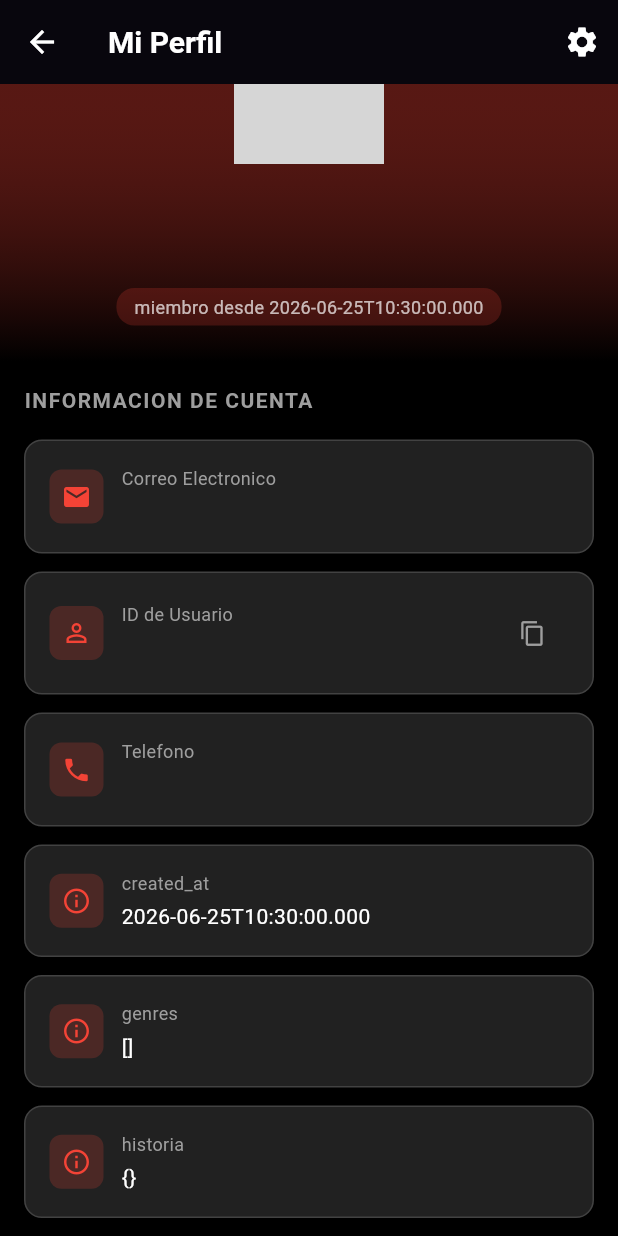
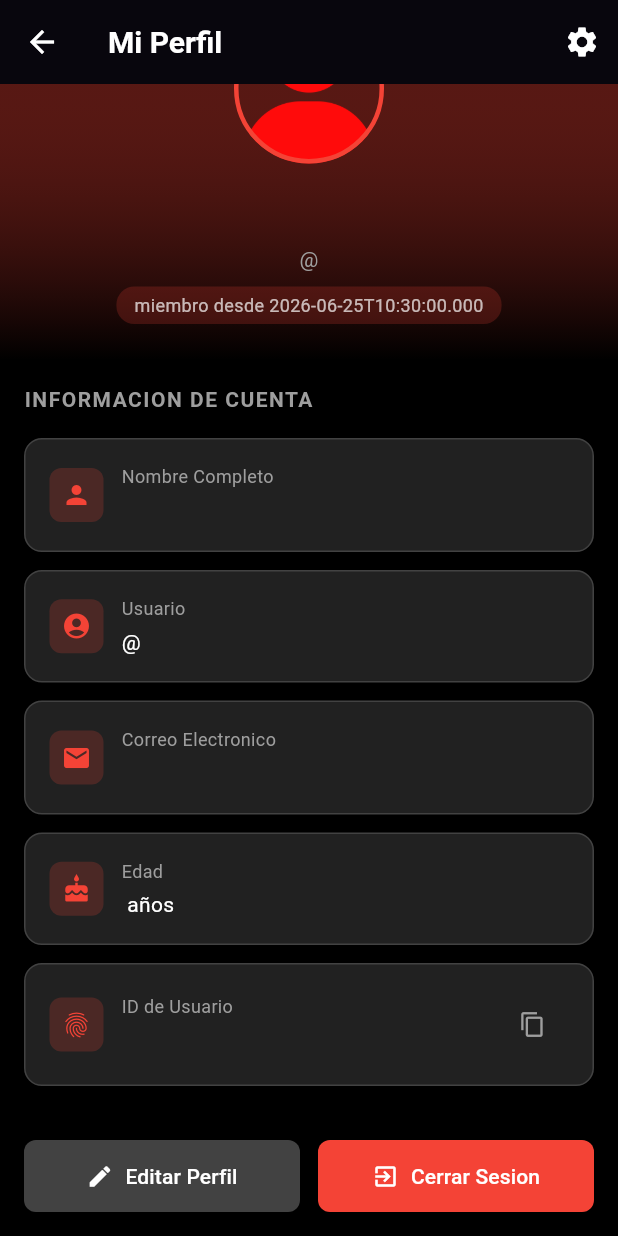
Before and after one commit to GersonTeranGT/ProyectoMovilesIII, a Flutter app: the PerfilScreen screen opened directly, scrolled down 71 dp, on a phone screen of 412 x 824 dp. Run offline on Flutter 3.47's test engine with Material 3 defaults, Android fonts, the phone set to English and light mode, and no system bars; our stand-ins replace firebase_core, supabase_flutter; accounts and stored records are empty; grey boxes are pictures that could not be loaded.

Commit message:
correccion cerrar sesion

```diff
--- a/lib/main.dart
+++ b/lib/main.dart
@@ -28,7 +28,7 @@ class MainApp extends StatelessWidget {
   @override
   Widget build(BuildContext context) {
     return MaterialApp(
-      initialRoute: '/HomeScreen',
+      initialRoute: '/',
       routes: {
         '/': (context) => PaginaInicio(),
         '/paginaFormulario': (context) => PaginaFormulario(),
--- a/lib/screens/PerfilScreen.dart
+++ b/lib/screens/PerfilScreen.dart
@@ -1,5 +1,6 @@
 import 'package:flutter/material.dart';
 import 'package:proyecto_moviles3/main.dart';
+import 'package:proyecto_moviles3/screens/PaginaLogin.dart';
 import 'package:supabase_flutter/supabase_flutter.dart';
 
 class PerfilScreen extends StatefulWidget {
@@ -25,13 +26,33 @@ class _PerfilScreenState extends State<PerfilScreen> {
       final user = supabase.auth.currentUser;
 
       if (user != null) {
-        userData = {
-          'email': user.email ?? 'no disponible',
-          'id': user.id,
-          'created_at': user.createdAt?.toString() ?? 'no disponible',
-          'phone': user.phone ?? 'no disponible',
-          'user_metadata': user.userMetadata ?? {},
-        };
+        final response = await supabase
+            .from('usuarios')
+            .select()
+            .eq('user_id', user.id)
+            .maybeSingle();
+
+        if (response != null) {
+          userData = {
+            'email': user.email ?? 'no disponible',
+            'id': user.id,
+            'created_at': user.createdAt?.toString() ?? 'no disponible',
+            'nombre_completo': response['nombre_completo'] ?? 'no disponible',
+            'username': response['username'] ?? 'no disponible',
+            'edad': response['edad']?.toString() ?? 'no disponible',
+            'correo': response['correo'] ?? user.email ?? 'no disponible',
+          };
+        } else {
+          userData = {
+            'email': user.email ?? 'no disponible',
+            'id': user.id,
+            'created_at': user.createdAt?.toString() ?? 'no disponible',
+            'nombre_completo': user.userMetadata?['nombre_completo'] ?? 'no disponible',
+            'username': user.userMetadata?['username'] ?? user.email?.split('@').first ?? 'usuario',
+            'edad': user.userMetadata?['edad']?.toString() ?? 'no disponible',
+            'correo': user.email ?? 'no disponible',
+          };
+        }
       }
 
       setState(() {
@@ -45,7 +66,7 @@ class _PerfilScreenState extends State<PerfilScreen> {
     }
   }
 
-  //funcion cerrar sesion
+  //funcion cerrar sesion - con limpieza de pila
   void cerrarSesion(BuildContext context) {
     showDialog(
       context: context,
@@ -71,8 +92,11 @@ class _PerfilScreenState extends State<PerfilScreen> {
             TextButton(
               onPressed: () async {
                 await supabase.auth.signOut();
-                Navigator.pop(context);
-                Navigator.pushReplacementNamed(context, '/paginaLogin');
+                //limpiar toda la pila y navegar al login
+                Navigator.of(context).pushAndRemoveUntil(
+                  MaterialPageRoute(builder: (context) => const PaginaLogin()),
+                  (route) => false,
+                );
               },
               child: const Text(
                 'Cerrar Sesion',
@@ -162,8 +186,11 @@ class _PerfilScreenState extends State<PerfilScreen> {
 
   //widget contenido perfil
   Widget construirPerfilContent() {
-    final user = supabase.auth.currentUser;
-    final metadata = userData?['user_metadata'] as Map? ?? {};
+    final nombre = userData?['nombre_completo'] ?? 'Usuario';
+    final username = userData?['username'] ?? 'usuario';
+    final email = userData?['correo'] ?? userData?['email'] ?? 'no disponible';
+    final edad = userData?['edad'] ?? 'no disponible';
+    final fechaRegistro = userData?['created_at']?.split(' ').first ?? '2024';
 
     return SingleChildScrollView(
       child: Column(
@@ -194,20 +221,16 @@ class _PerfilScreenState extends State<PerfilScreen> {
                       color: Colors.red,
                       width: 3,
                     ),
-                    image: DecorationImage(
-                      image: user?.userMetadata?['avatar_url'] != null
-                          ? NetworkImage(user!.userMetadata!['avatar_url'])
-                          : const AssetImage('assets/images/default_avatar.png') as ImageProvider,
+                    image: const DecorationImage(
+                      image: AssetImage('assets/images/default_avatar.png'),
                       fit: BoxFit.cover,
                     ),
                   ),
                 ),
                 const SizedBox(height: 16),
-                //nombre usuario
+                //nombre completo
                 Text(
-                  user?.userMetadata?['username'] ??
-                  user?.email?.split('@').first ??
-                  'Usuario',
+                  nombre,
                   style: const TextStyle(
                     color: Colors.white,
                     fontSize: 24,
@@ -216,7 +239,7 @@ class _PerfilScreenState extends State<PerfilScreen> {
                 ),
                 const SizedBox(height: 4),
                 Text(
-                  user?.email ?? 'sin correo',
+                  '@$username',
                   style: const TextStyle(
                     color: Colors.grey,
                     fontSize: 14,
@@ -234,7 +257,7 @@ class _PerfilScreenState extends State<PerfilScreen> {
                     borderRadius: BorderRadius.circular(12),
                   ),
                   child: Text(
-                    'miembro desde ${userData?['created_at']?.split(' ').first ?? '2024'}',
+                    'miembro desde $fechaRegistro',
                     style: const TextStyle(
                       color: Colors.white70,
                       fontSize: 12,
@@ -260,38 +283,37 @@ class _PerfilScreenState extends State<PerfilScreen> {
                   ),
                 ),
                 const SizedBox(height: 16),
-                //email
+                //nombre completo
+                construirInfoCard(
+                  icon: Icons.person,
+                  label: 'Nombre Completo',
+                  value: nombre,
+                ),
+                //username
+                construirInfoCard(
+                  icon: Icons.account_circle,
+                  label: 'Usuario',
+                  value: '@$username',
+                ),
+                //correo
                 construirInfoCard(
                   icon: Icons.email,
                   label: 'Correo Electronico',
-                  value: user?.email ?? 'no disponible',
+                  value: email,
+                ),
+                //edad
+                construirInfoCard(
+                  icon: Icons.cake,
+                  label: 'Edad',
+                  value: '$edad años',
                 ),
                 //id usuario
                 construirInfoCard(
-                  icon: Icons.person_outline,
+                  icon: Icons.fingerprint,
                   label: 'ID de Usuario',
-                  value: user?.id ?? 'no disponible',
+                  value: userData?['id'] ?? 'no disponible',
                   isCopyable: true,
                 ),
-                //telefono
-                if (user?.phone != null)
-                  construirInfoCard(
-                    icon: Icons.phone,
-                    label: 'Telefono',
-                    value: user?.phone ?? 'no disponible',
-                  ),
-                //metadata adicional
-                if (metadata.isNotEmpty)
-                  ...metadata.entries.map((entry) {
-                    if (entry.key != 'avatar_url' && entry.key != 'username') {
-                      return construirInfoCard(
-                        icon: Icons.info_outline,
-                        label: entry.key,
-                        value: entry.value.toString(),
-                      );
-                    }
-                    return const SizedBox.shrink();
-                  }).toList(),
                 const SizedBox(height: 24),
                 //botones accion
                 Row(
@@ -299,7 +321,6 @@ class _PerfilScreenState extends State<PerfilScreen> {
                     Expanded(
                       child: ElevatedButton.icon(
                         onPressed: () {
-                          //editar perfil
                           mostrarMensaje(context, 'Editar perfil');
                         },
                         style: ElevatedButton.styleFrom(
@@ -415,7 +436,6 @@ class _PerfilScreenState extends State<PerfilScreen> {
                 size: 18,
               ),
               onPressed: () {
-                //copiar al portapapeles
                 mostrarMensaje(context, 'ID copiado al portapapeles');
               },
             ),
```
Also changed, not shown: lib/screens/HomeScreen.dart (+7 -3 lines).
